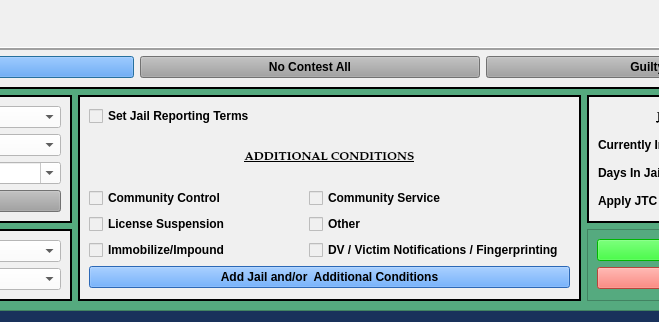
This is package/views/ui/JailCCPleaDialog.ui in HunterProgram22/MuniEntry as Qt 5 draws it before an edit; both pictures show x 239 to 898 and y 493 to 815 of the 1098 by 815 pixel window. The edited form follows.
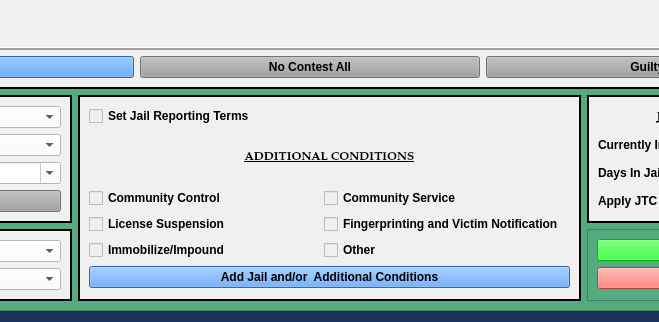
This is the edited form.

Commit message: Removed DV comm control box b/c in offense of violence.

```diff
--- a/package/views/ui/JailCCPleaDialog.ui
+++ b/package/views/ui/JailCCPleaDialog.ui
@@ -1090,7 +1090,27 @@
          <property name="lineWidth">
           <number>2</number>
          </property>
-         <layout class="QGridLayout" name="gridLayout_5" rowstretch="0,0,0,0,0,0,0,0,0,0" columnstretch="1,1,0">
+         <layout class="QGridLayout" name="gridLayout_5" rowstretch="0,0,0,0,0,0,0,0,0,0,0" columnstretch="1,1,0">
+          <item row="4" column="0">
+           <widget class="QCheckBox" name="community_control_checkBox">
+            <property name="text">
+             <string>Community Control</string>
+            </property>
+           </widget>
+          </item>
+          <item row="10" column="0" colspan="3">
+           <widget class="QPushButton" name="add_conditions_Button">
+            <property name="styleSheet">
+             <string notr="true">background-color: rgb(62, 146, 255)</string>
+            </property>
+            <property name="text">
+             <string>Add Jail and/or  Additional Conditions</string>
+            </property>
+            <property name="autoDefault">
+             <bool>false</bool>
+            </property>
+           </widget>
+          </item>
           <item row="2" column="0" colspan="3">
            <widget class="QLabel" name="add_conditions_label">
             <property name="maximumSize">
@@ -1117,33 +1137,6 @@
             </property>
            </widget>
           </item>
-          <item row="9" column="0" colspan="3">
-           <widget class="QPushButton" name="add_conditions_Button">
-            <property name="styleSheet">
-             <string notr="true">background-color: rgb(62, 146, 255)</string>
-            </property>
-            <property name="text">
-             <string>Add Jail and/or  Additional Conditions</string>
-            </property>
-            <property name="autoDefault">
-             <bool>false</bool>
-            </property>
-           </widget>
-          </item>
-          <item row="4" column="0">
-           <widget class="QCheckBox" name="community_control_checkBox">
-            <property name="text">
-             <string>Community Control</string>
-            </property>
-           </widget>
-          </item>
-          <item row="6" column="0">
-           <widget class="QCheckBox" name="impoundment_checkBox">
-            <property name="text">
-             <string>Immobilize/Impound</string>
-            </property>
-           </widget>
-          </item>
           <item row="1" column="0" colspan="2">
            <widget class="QCheckBox" name="jail_checkBox">
             <property name="text">
@@ -1151,21 +1144,7 @@
             </property>
            </widget>
           </item>
-          <item row="5" column="0">
-           <widget class="QCheckBox" name="license_suspension_checkBox">
-            <property name="text">
-             <string>License Suspension</string>
-            </property>
-           </widget>
-          </item>
           <item row="6" column="1">
-           <widget class="QCheckBox" name="victim_notification_checkBox">
-            <property name="text">
-             <string>DV / Victim Notifications / Fingerprinting</string>
-            </property>
-           </widget>
-          </item>
-          <item row="5" column="1">
            <widget class="QCheckBox" name="other_conditions_checkBox">
             <property name="enabled">
              <bool>true</bool>
@@ -1185,6 +1164,27 @@
             </property>
            </widget>
           </item>
+          <item row="5" column="1">
+           <widget class="QCheckBox" name="victim_notification_checkBox">
+            <property name="text">
+             <string>Fingerprinting and Victim Notification</string>
+            </property>
+           </widget>
+          </item>
+          <item row="5" column="0">
+           <widget class="QCheckBox" name="license_suspension_checkBox">
+            <property name="text">
+             <string>License Suspension</string>
+            </property>
+           </widget>
+          </item>
+          <item row="6" column="0">
+           <widget class="QCheckBox" name="impoundment_checkBox">
+            <property name="text">
+             <string>Immobilize/Impound</string>
+            </property>
+           </widget>
+          </item>
          </layout>
         </widget>
        </item>
```
Left out of the diff: 2 changed lines with no effect on the pictures. The commit also changes 7 other files.
